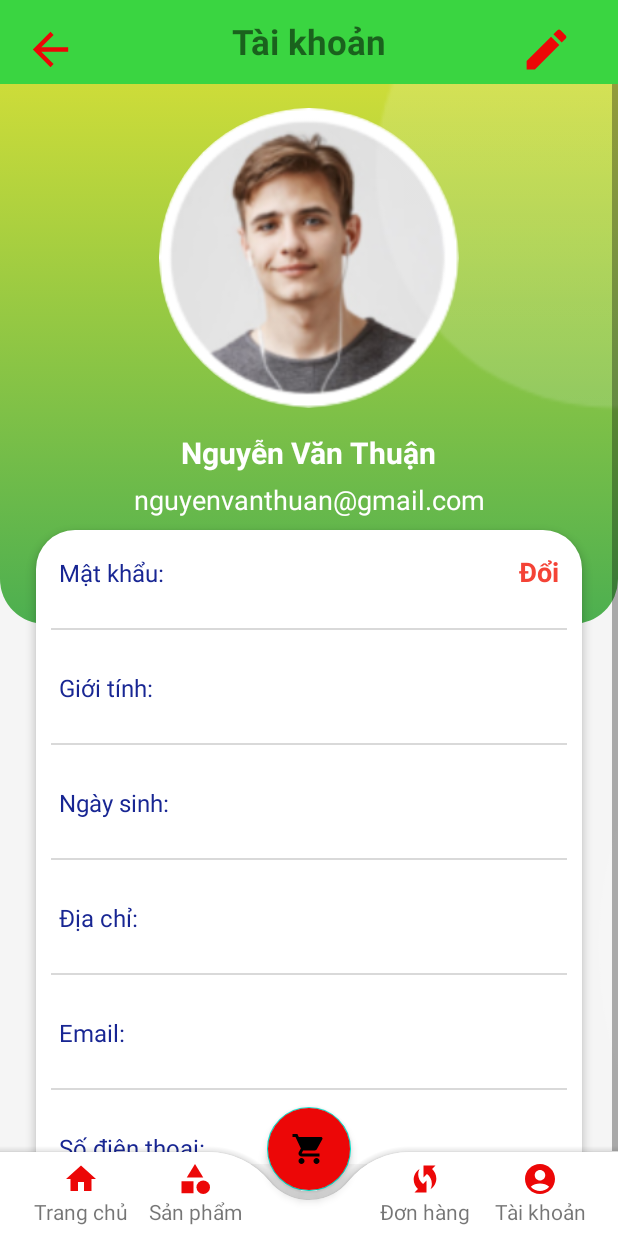
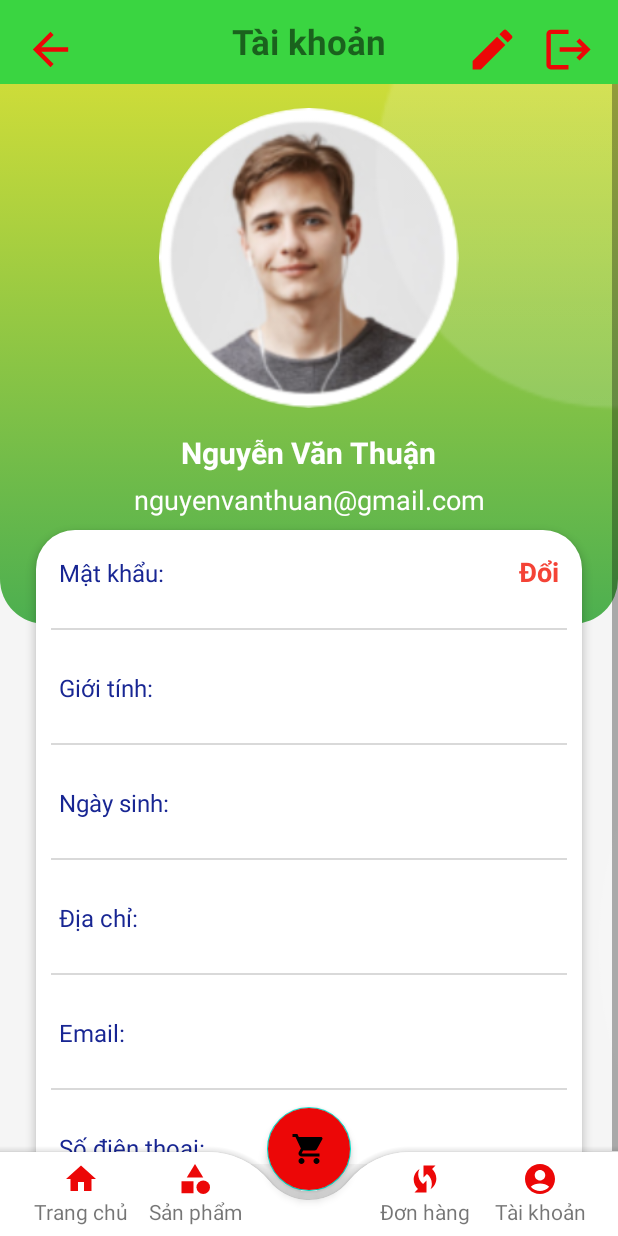
Before and after one commit to Nguyenvsang/AppBanDoChoi, an Android app: the ProfileActivity screen opened directly, with no data from a screen before it, on a phone screen of 412 x 824 dp. Run offline under Robolectric (Android 15) with nearby library versions, the phone set to English and light mode, and no system bars; our stand-ins replace CircleImageView, sdp/ssp sizes; pictures from the network do not load; 1 statement that could not run was skipped.

Commit message:
thêm nút đăng xuất

```diff
--- /dev/null
+++ b/app/src/main/res/drawable/ic_baseline_logout_24.xml
@@ -0,0 +1,5 @@
+<vector android:autoMirrored="true" android:height="24dp"
+    android:tint="#EC0707" android:viewportHeight="24"
+    android:viewportWidth="24" android:width="24dp" xmlns:android="http://schemas.android.com/apk/res/android">
+    <path android:fillColor="@android:color/white" android:pathData="M17,7l-1.41,1.41L18.17,11H8v2h10.17l-2.58,2.58L17,17l5,-5zM4,5h8V3H4c-1.1,0 -2,0.9 -2,2v14c0,1.1 0.9,2 2,2h8v-2H4V5z"/>
+</vector>
--- a/app/src/main/res/layout/activity_profile.xml
+++ b/app/src/main/res/layout/activity_profile.xml
@@ -29,19 +29,23 @@
             android:textStyle="bold"
             tools:layout_editor_absoluteX="90dp"
             tools:layout_editor_absoluteY="11dp" />
-        <FrameLayout
-            android:id="@+id/framegiohang"
-            android:layout_marginRight="10dp"
+
+        <ImageView
+            android:layout_width="35dp"
+            android:layout_height="35dp"
+            android:layout_marginTop="15dp"
+            android:src="@drawable/ic_baseline_logout_24"
             android:layout_gravity="right"
-            android:layout_width="55dp"
-            android:layout_height="?attr/actionBarSize">
+            android:layout_marginRight="15dp" />
 
-            <ImageView
-                android:layout_width="35dp"
-                android:layout_height="35dp"
-                android:layout_marginTop="15dp"
-                android:src="@drawable/ic_baseline_edit_24" />
-        </FrameLayout>
+        <ImageView
+            android:layout_width="35dp"
+            android:layout_height="35dp"
+            android:layout_marginTop="15dp"
+            android:src="@drawable/ic_baseline_edit_24"
+            android:layout_gravity="right"
+            android:layout_marginRight="15dp" />
+
     </androidx.appcompat.widget.Toolbar>
 
 
```
